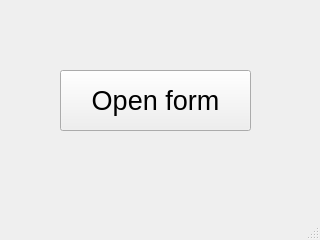
Above: Prueba tp/main_window.ui from stel0/TP-PYTHON before the change. Below: the same form after it.
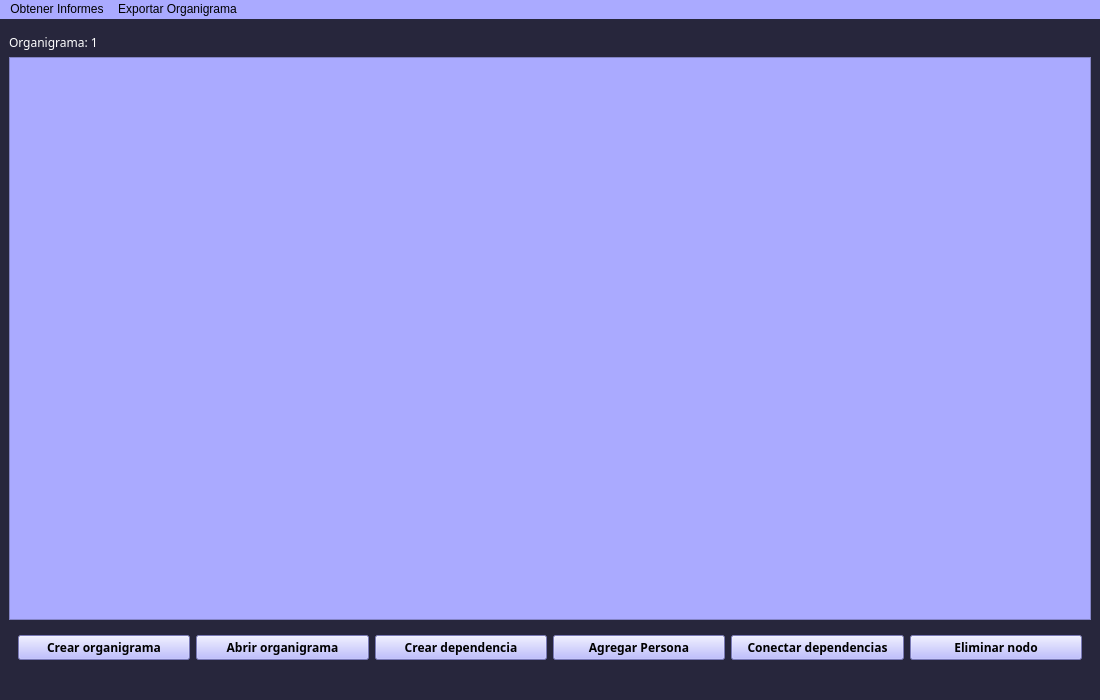
That is the form after the change. Icons and pictures are not drawn.

Diff of the .ui file:
```diff
--- a/Prueba tp/main_window.ui
+++ b/Prueba tp/main_window.ui
@@ -6,42 +6,423 @@
    <rect>
     <x>0</x>
     <y>0</y>
-    <width>320</width>
-    <height>240</height>
+    <width>1100</width>
+    <height>700</height>
    </rect>
   </property>
+  <property name="minimumSize">
+   <size>
+    <width>1100</width>
+    <height>700</height>
+   </size>
+  </property>
   <property name="windowTitle">
-   <string>MainWindow</string>
+   <string>Organigrama</string>
+  </property>
+  <property name="styleSheet">
+   <string notr="true">background-color:#27263c;
+</string>
   </property>
   <widget class="QWidget" name="centralwidget">
-   <widget class="QPushButton" name="pushButton">
-    <property name="geometry">
-     <rect>
-      <x>60</x>
-      <y>70</y>
-      <width>191</width>
-      <height>61</height>
-     </rect>
-    </property>
-    <property name="font">
-     <font>
-      <pointsize>20</pointsize>
-     </font>
-    </property>
-    <property name="text">
-     <string>Open form</string>
-    </property>
-   </widget>
+   <layout class="QVBoxLayout" name="verticalLayout">
+    <item alignment="Qt::AlignRight">
+     <widget class="QWidget" name="widget_2" native="true">
+      <property name="minimumSize">
+       <size>
+        <width>300</width>
+        <height>0</height>
+       </size>
+      </property>
+      <property name="maximumSize">
+       <size>
+        <width>500</width>
+        <height>16777215</height>
+       </size>
+      </property>
+      <widget class="QComboBox" name="comboBox">
+       <property name="geometry">
+        <rect>
+         <x>9</x>
+         <y>9</y>
+         <width>150</width>
+         <height>18</height>
+        </rect>
+       </property>
+       <property name="minimumSize">
+        <size>
+         <width>150</width>
+         <height>0</height>
+        </size>
+       </property>
+       <property name="maximumSize">
+        <size>
+         <width>100</width>
+         <height>150</height>
+        </size>
+       </property>
+       <property name="font">
+        <font>
+         <weight>50</weight>
+         <bold>false</bold>
+        </font>
+       </property>
+       <property name="cursor">
+        <cursorShape>PointingHandCursor</cursorShape>
+       </property>
+       <property name="styleSheet">
+        <string notr="true">background:rgb(170, 170, 255);</string>
+       </property>
+       <item>
+        <property name="text">
+         <string>Atilio</string>
+        </property>
+       </item>
+       <item>
+        <property name="text">
+         <string>Fer</string>
+        </property>
+       </item>
+       <item>
+        <property name="text">
+         <string>Marce</string>
+        </property>
+       </item>
+       <item>
+        <property name="text">
+         <string>Sotelo</string>
+        </property>
+       </item>
+      </widget>
+      <widget class="QPushButton" name="exportar_PDF">
+       <property name="geometry">
+        <rect>
+         <x>165</x>
+         <y>9</y>
+         <width>150</width>
+         <height>24</height>
+        </rect>
+       </property>
+       <property name="minimumSize">
+        <size>
+         <width>150</width>
+         <height>0</height>
+        </size>
+       </property>
+       <property name="maximumSize">
+        <size>
+         <width>150</width>
+         <height>16777215</height>
+        </size>
+       </property>
+       <property name="font">
+        <font>
+         <family>Candara</family>
+         <pointsize>9</pointsize>
+         <weight>75</weight>
+         <bold>true</bold>
+        </font>
+       </property>
+       <property name="cursor">
+        <cursorShape>PointingHandCursor</cursorShape>
+       </property>
+       <property name="styleSheet">
+        <string notr="true">background:rgb(170, 170, 255);</string>
+       </property>
+       <property name="text">
+        <string>Exportar a PDF</string>
+       </property>
+       <property name="icon">
+        <iconset>
+         <normaloff>../../../../../.designer/backup/disco-flexible.png</normaloff>../../../../../.designer/backup/disco-flexible.png</iconset>
+       </property>
+      </widget>
+     </widget>
+    </item>
+    <item>
+     <widget class="QLabel" name="label_organigrama">
+      <property name="font">
+       <font>
+        <family>Candara</family>
+       </font>
+      </property>
+      <property name="styleSheet">
+       <string notr="true">color:white;</string>
+      </property>
+      <property name="text">
+       <string>Organigrama: 1</string>
+      </property>
+     </widget>
+    </item>
+    <item>
+     <widget class="QGraphicsView" name="qgv">
+      <property name="styleSheet">
+       <string notr="true">background:rgb(170, 170, 255);</string>
+      </property>
+     </widget>
+    </item>
+    <item>
+     <widget class="QWidget" name="widget" native="true">
+      <layout class="QHBoxLayout" name="horizontalLayout">
+       <item>
+        <widget class="QPushButton" name="crear_organigrama">
+         <property name="minimumSize">
+          <size>
+           <width>100</width>
+           <height>0</height>
+          </size>
+         </property>
+         <property name="maximumSize">
+          <size>
+           <width>200</width>
+           <height>16777215</height>
+          </size>
+         </property>
+         <property name="font">
+          <font>
+           <family>Candara</family>
+           <pointsize>9</pointsize>
+           <weight>75</weight>
+           <bold>true</bold>
+          </font>
+         </property>
+         <property name="cursor">
+          <cursorShape>PointingHandCursor</cursorShape>
+         </property>
+         <property name="styleSheet">
+          <string notr="true">background:rgb(170, 170, 255);</string>
+         </property>
+         <property name="text">
+          <string>Crear organigrama</string>
+         </property>
+         <property name="icon">
+          <iconset>
+           <normaloff>INTERFAZ/ICONOS/icons8-estructura-de-árbol-50.png</normaloff>INTERFAZ/ICONOS/icons8-estructura-de-árbol-50.png</iconset>
+         </property>
+        </widget>
+       </item>
+       <item>
+        <widget class="QPushButton" name="abrir_organigrama">
+         <property name="minimumSize">
+          <size>
+           <width>100</width>
+           <height>0</height>
+          </size>
+         </property>
+         <property name="maximumSize">
+          <size>
+           <width>200</width>
+           <height>16777215</height>
+          </size>
+         </property>
+         <property name="font">
+          <font>
+           <family>Candara</family>
+           <pointsize>9</pointsize>
+           <weight>75</weight>
+           <bold>true</bold>
+          </font>
+         </property>
+         <property name="cursor">
+          <cursorShape>PointingHandCursor</cursorShape>
+         </property>
+         <property name="styleSheet">
+          <string notr="true">background:rgb(170, 170, 255);</string>
+         </property>
+         <property name="text">
+          <string>Abrir organigrama</string>
+         </property>
+         <property name="icon">
+          <iconset>
+           <normaloff>INTERFAZ/ICONOS/icons8-abrir-carpeta-50.png</normaloff>INTERFAZ/ICONOS/icons8-abrir-carpeta-50.png</iconset>
+         </property>
+        </widget>
+       </item>
+       <item>
+        <widget class="QPushButton" name="crear_dependencia">
+         <property name="minimumSize">
+          <size>
+           <width>100</width>
+           <height>0</height>
+          </size>
+         </property>
+         <property name="maximumSize">
+          <size>
+           <width>200</width>
+           <height>16777215</height>
+          </size>
+         </property>
+         <property name="font">
+          <font>
+           <family>Candara</family>
+           <pointsize>9</pointsize>
+           <weight>75</weight>
+           <bold>true</bold>
+          </font>
+         </property>
+         <property name="cursor">
+          <cursorShape>PointingHandCursor</cursorShape>
+         </property>
+         <property name="styleSheet">
+          <string notr="true">background:rgb(170, 170, 255);</string>
+         </property>
+         <property name="text">
+          <string>Crear dependencia</string>
+         </property>
+         <property name="icon">
+          <iconset>
+           <normaloff>INTERFAZ/ICONOS/icons8-computadoras-conectando-30.png</normaloff>INTERFAZ/ICONOS/icons8-computadoras-conectando-30.png</iconset>
+         </property>
+        </widget>
+       </item>
+       <item>
+        <widget class="QPushButton" name="agregar_persona">
+         <property name="maximumSize">
+          <size>
+           <width>200</width>
+           <height>16777215</height>
+          </size>
+         </property>
+         <property name="font">
+          <font>
+           <family>Candara</family>
+           <pointsize>9</pointsize>
+           <weight>75</weight>
+           <bold>true</bold>
+          </font>
+         </property>
+         <property name="cursor">
+          <cursorShape>PointingHandCursor</cursorShape>
+         </property>
+         <property name="styleSheet">
+          <string notr="true">background:rgb(170, 170, 255);</string>
+         </property>
+         <property name="text">
+          <string>Agregar Persona</string>
+         </property>
+         <property name="icon">
+          <iconset>
+           <normaloff>INTERFAZ/ICONOS/icons8-cliente-100.png</normaloff>INTERFAZ/ICONOS/icons8-cliente-100.png</iconset>
+         </property>
+        </widget>
+       </item>
+       <item>
+        <widget class="QPushButton" name="conectar_dependencia">
+         <property name="minimumSize">
+          <size>
+           <width>100</width>
+           <height>0</height>
+          </size>
+         </property>
+         <property name="maximumSize">
+          <size>
+           <width>200</width>
+           <height>16777215</height>
+          </size>
+         </property>
+         <property name="font">
+          <font>
+           <family>Candara</family>
+           <pointsize>9</pointsize>
+           <weight>75</weight>
+           <bold>true</bold>
+          </font>
+         </property>
+         <property name="cursor">
+          <cursorShape>PointingHandCursor</cursorShape>
+         </property>
+         <property name="styleSheet">
+          <string notr="true">background:rgb(170, 170, 255);</string>
+         </property>
+         <property name="text">
+          <string>Conectar dependencias</string>
+         </property>
+         <property name="icon">
+          <iconset>
+           <normaloff>INTERFAZ/ICONOS/icons8-conectar-50.png</normaloff>INTERFAZ/ICONOS/icons8-conectar-50.png</iconset>
+         </property>
+        </widget>
+       </item>
+       <item>
+        <widget class="QPushButton" name="eliminar_nodo">
+         <property name="minimumSize">
+          <size>
+           <width>110</width>
+           <height>0</height>
+          </size>
+         </property>
+         <property name="maximumSize">
+          <size>
+           <width>200</width>
+           <height>16777215</height>
+          </size>
+         </property>
+         <property name="font">
+          <font>
+           <family>Candara</family>
+           <pointsize>9</pointsize>
+           <weight>75</weight>
+           <bold>true</bold>
+          </font>
+         </property>
+         <property name="cursor">
+          <cursorShape>PointingHandCursor</cursorShape>
+         </property>
+         <property name="styleSheet">
+          <string notr="true">background:rgb(170, 170, 255);</string>
+         </property>
+         <property name="text">
+          <string>Eliminar nodo</string>
+         </property>
+         <property name="icon">
+          <iconset>
+           <normaloff>INTERFAZ/ICONOS/icons8-eliminar-24.png</normaloff>INTERFAZ/ICONOS/icons8-eliminar-24.png</iconset>
+         </property>
+        </widget>
+       </item>
+      </layout>
+     </widget>
+    </item>
+   </layout>
   </widget>
   <widget class="QMenuBar" name="menubar">
    <property name="geometry">
     <rect>
      <x>0</x>
      <y>0</y>
-     <width>320</width>
-     <height>22</height>
+     <width>1100</width>
+     <height>21</height>
     </rect>
    </property>
+   <property name="styleSheet">
+    <string notr="true">background:rgb(170, 170, 255);</string>
+   </property>
+   <widget class="QMenu" name="menuInformes">
+    <property name="toolTip">
+     <string extracomment="Genera los informes..."/>
+    </property>
+    <property name="toolTipDuration">
+     <number>-1</number>
+    </property>
+    <property name="layoutDirection">
+     <enum>Qt::RightToLeft</enum>
+    </property>
+    <property name="title">
+     <string>Obtener Informes</string>
+    </property>
+    <addaction name="actionInforme_por_dependencia"/>
+    <addaction name="actionPersonal_por_Dependencia_extendido"/>
+    <addaction name="actionSalario_por_Dependencia"/>
+    <addaction name="actionSalario_por_Dependencia_extendido"/>
+   </widget>
+   <widget class="QMenu" name="menuGuarda_como">
+    <property name="title">
+     <string>Exportar Organigrama</string>
+    </property>
+    <addaction name="action_PDF"/>
+    <addaction name="action_IMAGEN"/>
+   </widget>
+   <addaction name="menuInformes"/>
+   <addaction name="menuGuarda_como"/>
   </widget>
   <widget class="QStatusBar" name="statusbar"/>
  </widget>
```
Left out of the diff: 40 changed lines with no effect on the pictures.
